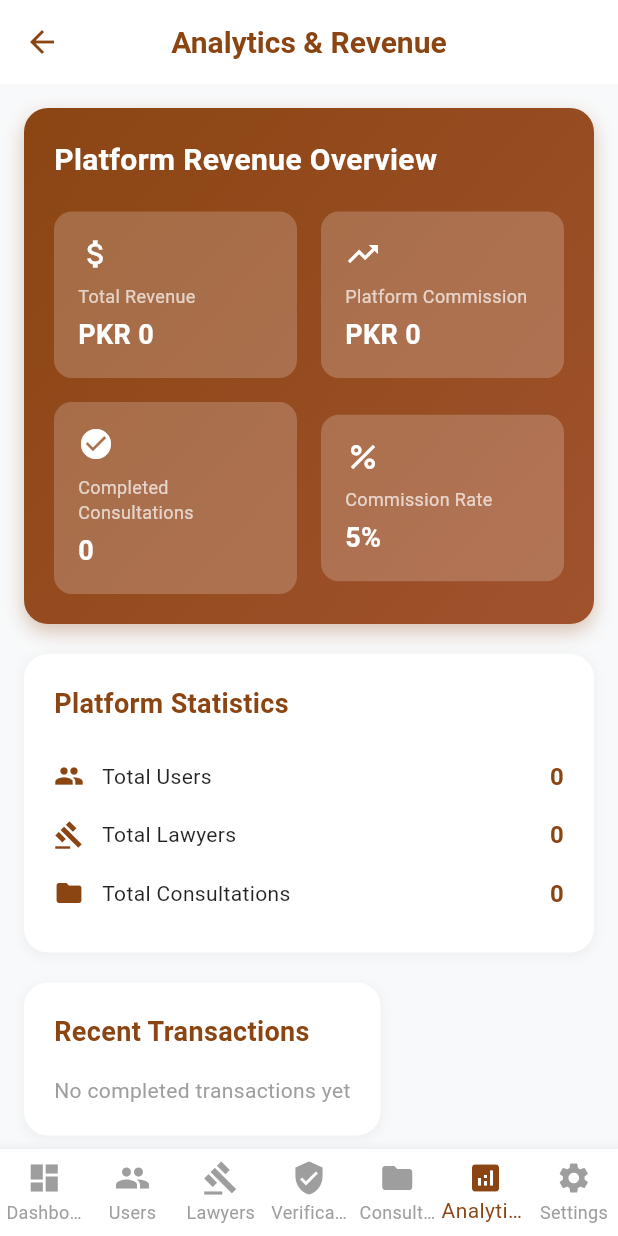
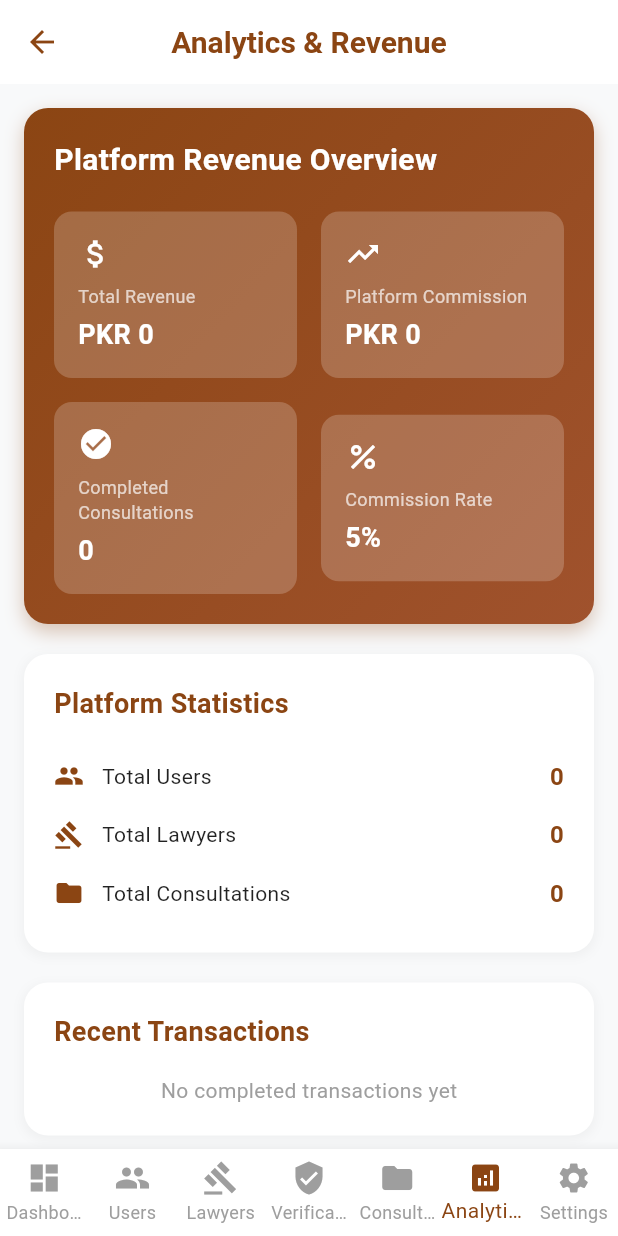
Before and after one commit to DeveloperSarim/ServirPak, a Flutter app: the AdminDashboard screen opened directly, item 6 of the bottom bar chosen, on a phone screen of 412 x 824 dp. Run offline on Flutter 3.47's test engine with Material 3 defaults, Android fonts, the phone set to English and light mode, and no system bars; our stand-ins replace cloud_firestore, file_picker, firebase_auth, firebase_core, google_generative_ai, image_picker and 1 more; missing offline and left inert: mailer; accounts and stored records are empty.

Commit message:
Admin Panel Done

```diff
--- a/lib/screens/admin/admin_dashboard.dart
+++ b/lib/screens/admin/admin_dashboard.dart
@@ -425,8 +425,28 @@ class _AdminDashboardState extends State<AdminDashboard> {
           .where('paymentStatus', isEqualTo: 'completed')
           .snapshots(),
       builder: (context, snapshot) {
+        if (snapshot.connectionState == ConnectionState.waiting) {
+          return const Center(
+            child: CircularProgressIndicator(color: Color(0xFF8B4513)),
+          );
+        }
+
+        if (snapshot.hasError) {
+          return Center(
+            child: Text(
+              'Error loading analytics: ${snapshot.error}',
+              style: const TextStyle(color: Colors.red),
+            ),
+          );
+        }
+
         if (!snapshot.hasData) {
-          return const Center(child: CircularProgressIndicator());
+          return const Center(
+            child: Text(
+              'No analytics data available',
+              style: TextStyle(color: Colors.grey),
+            ),
+          );
         }
 
         int totalPayments = snapshot.data!.docs.length;
@@ -1719,8 +1739,28 @@ class _AdminDashboardState extends State<AdminDashboard> {
           .where('paymentStatus', isEqualTo: 'completed')
           .snapshots(),
       builder: (context, snapshot) {
+        if (snapshot.connectionState == ConnectionState.waiting) {
+          return const Center(
+            child: CircularProgressIndicator(color: Color(0xFF8B4513)),
+          );
+        }
+
+        if (snapshot.hasError) {
+          return Center(
+            child: Text(
+              'Error loading revenue data: ${snapshot.error}',
+              style: const TextStyle(color: Colors.red),
+            ),
+          );
+        }
+
         if (!snapshot.hasData) {
-          return const Center(child: CircularProgressIndicator());
+          return const Center(
+            child: Text(
+              'No revenue data available',
+              style: TextStyle(color: Colors.grey),
+            ),
+          );
         }
 
         double totalRevenue = 0;
@@ -1979,32 +2019,55 @@ class _AdminDashboardState extends State<AdminDashboard> {
           StreamBuilder<QuerySnapshot>(
             stream: _firestore
                 .collection('payments')
-                .where('paymentStatus', isEqualTo: 'completed')
                 .orderBy('createdAt', descending: true)
                 .limit(5)
                 .snapshots(),
             builder: (context, snapshot) {
-              if (!snapshot.hasData) {
-                return const Center(child: CircularProgressIndicator());
-              }
-
-              if (snapshot.data!.docs.isEmpty) {
-                return const Text(
-                  'No completed transactions yet',
-                  style: TextStyle(color: Colors.grey),
+              if (snapshot.connectionState == ConnectionState.waiting) {
+                return const Center(
+                  child: CircularProgressIndicator(color: Color(0xFF8B4513)),
                 );
               }
 
+              if (snapshot.hasError) {
+                return Center(
+                  child: Text(
+                    'Error loading transactions: ${snapshot.error}',
+                    style: const TextStyle(color: Colors.red),
+                  ),
+                );
+              }
+
+              if (!snapshot.hasData || snapshot.data!.docs.isEmpty) {
+                return const Center(
+                  child: Text(
+                    'No completed transactions yet',
+                    style: TextStyle(color: Colors.grey),
+                  ),
+                );
+              }
+
+              // Filter completed payments on client side
+              final completedPayments = snapshot.data!.docs.where((doc) {
+                final data = doc.data() as Map<String, dynamic>;
+                return data['paymentStatus'] == 'completed';
+              }).toList();
+
+              if (completedPayments.isEmpty) {
+                return const Center(
+                  child: Text(
+                    'No completed transactions yet',
+                    style: TextStyle(color: Colors.grey),
+                  ),
+                );
+              }
+
               return Column(
-                children: snapshot.data!.docs.map((doc) {
+                children: completedPayments.map((doc) {
                   final data = doc.data() as Map<String, dynamic>;
-                  final amount =
-                      (data['totalAmount'] as num?)?.toDouble() ?? 0.0;
-                  final commission =
-                      (data['platformFee'] as num?)?.toDouble() ?? 0.0;
-                  final createdAt =
-                      (data['createdAt'] as Timestamp?)?.toDate() ??
-                      DateTime.now();
+                  final amount = (data['totalAmount'] as num?)?.toDouble() ?? 0.0;
+                  final commission = (data['platformFee'] as num?)?.toDouble() ?? 0.0;
+                  final createdAt = (data['createdAt'] as Timestamp?)?.toDate() ?? DateTime.now();
 
                   return Padding(
                     padding: const EdgeInsets.symmetric(vertical: 8),
```
